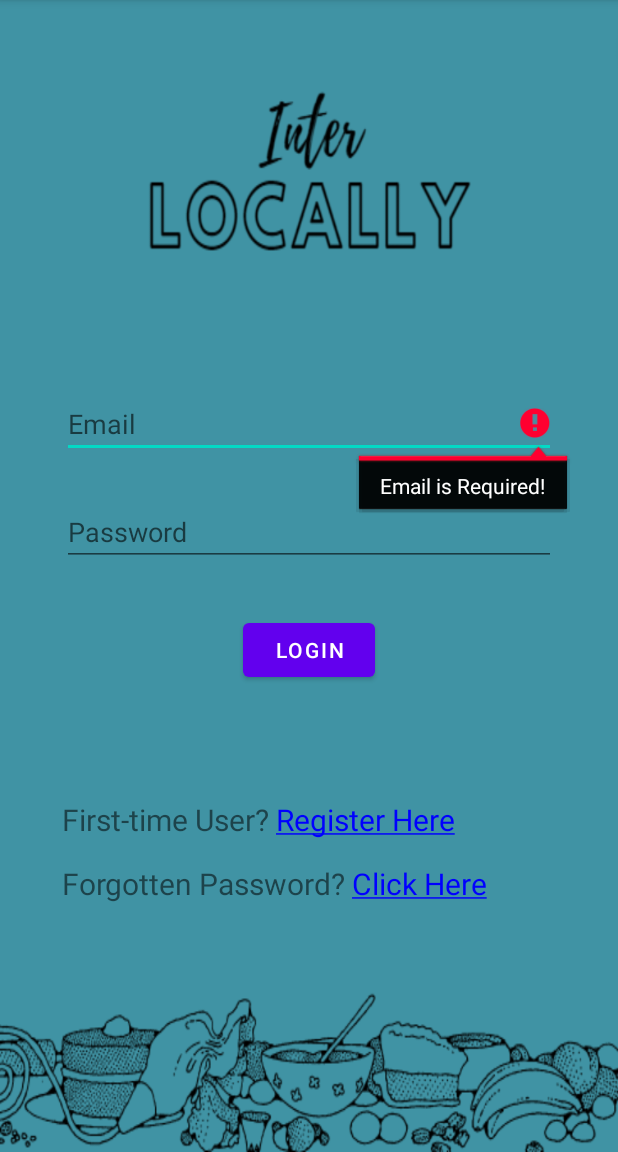
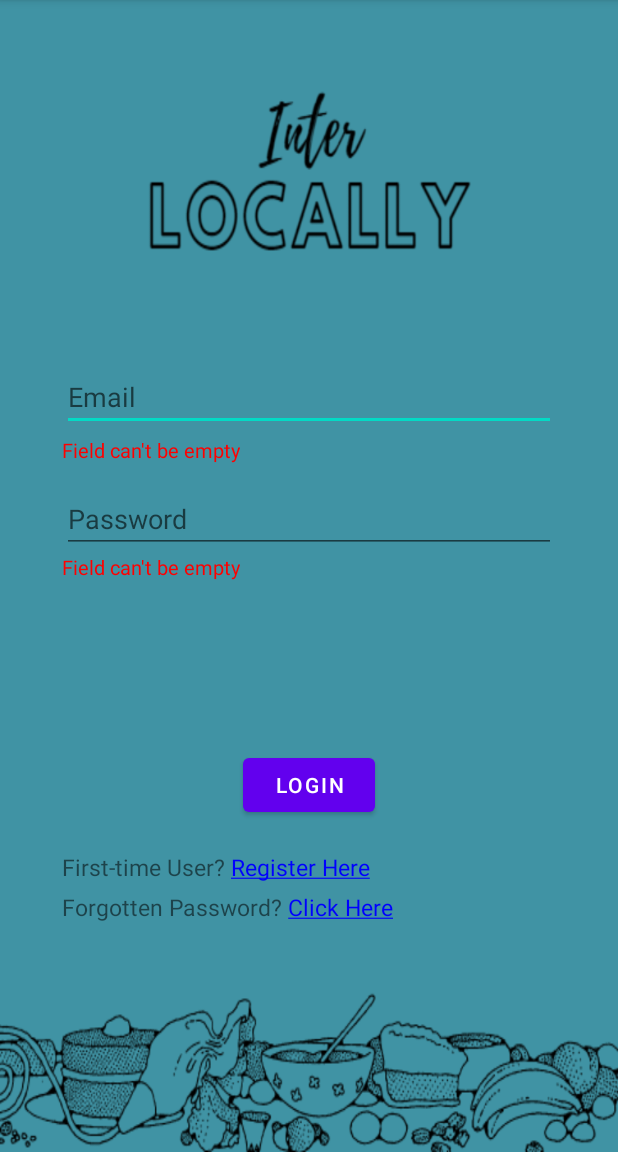
Before and after one commit to brunaminhos/Register-Login, an Android app: the Login screen opened directly, with no data from a screen before it, after a tap on "LOGIN", on a phone screen of 412 x 824 dp, the part 84-1236 px from its top. Run offline under Robolectric (Android 15) with nearby library versions, the phone set to English and light mode, and no system bars; our stand-ins replace Firebase (no records; nobody signed in at launch, a user with empty details on screens opened directly).

Commit message:
Error messages updated

```diff
--- a/app/src/main/java/com/n/interlocallyapp/Login.java
+++ b/app/src/main/java/com/n/interlocallyapp/Login.java
@@ -18,6 +18,7 @@ import android.text.TextPaint;
 import android.text.TextUtils;
 import android.text.method.LinkMovementMethod;
 import android.text.style.ClickableSpan;
+import android.util.Patterns;
 import android.view.View;
 import android.widget.Button;
 import android.widget.EditText;
@@ -34,11 +35,24 @@ import com.google.firebase.auth.FirebaseAuth;
 import java.io.IOException;
 import java.util.List;
 import java.util.Locale;
+import java.util.regex.Pattern;
 
 public class Login extends AppCompatActivity {
+    private static final Pattern PASSWORD_PATTERN =
+            Pattern.compile("^" +
+                    "(?=.*[0-9])" +         //at least 1 digit
+                    "(?=.*[a-z])" +         //at least 1 lower case letter
+                    "(?=.*[A-Z])" +         //at least 1 upper case letter
+                    "(?=.*[a-zA-Z])" +      //any letter
+                    "(?=.*[!@#$%^&+=])" +    //at least 1 special character
+                    ".{8,}" +               //at least 8 characters
+                    "$");
+
     EditText mEmail, mPassword;
     Button mLoginBtn;
     FirebaseAuth fAuth;
+
+    TextView passwordInput, emailInput;
 
     @Override
     protected void onCreate(Bundle savedInstanceState) {
@@ -51,6 +65,11 @@ public class Login extends AppCompatActivity {
         fAuth = FirebaseAuth.getInstance();
         mLoginBtn = findViewById(R.id.loginBtn);
 
+
+
+        passwordInput = findViewById(R.id.passwordInput);
+        emailInput = findViewById(R.id.emailInput);
+
         //validate the user input
         mLoginBtn.setOnClickListener(new View.OnClickListener() {
             @Override
@@ -58,18 +77,7 @@ public class Login extends AppCompatActivity {
                 String email = mEmail.getText().toString().trim();
                 String password = mPassword.getText().toString().trim();
 
-                // if the user enter an empty value for email or password,it will display an error message
-                if (TextUtils.isEmpty(email)) {
-                    mEmail.setError("Email is Required!");
-                    return;
-                }
-                if (TextUtils.isEmpty(password)) {
-                    mPassword.setError("Password is Required!");
-                    return;
-                }
-                //defining the length of password, if is less than 6 characters it will display an error message
-                if (password.length() < 6) {
-                    mPassword.setError("Password Must be equal to 6 characters");
+                if (!validateEmail(email) | !validatePassword(password)) {
                     return;
                 }
 
@@ -81,15 +89,12 @@ public class Login extends AppCompatActivity {
                             Toast.makeText(Login.this, "Logged in Successfully.", Toast.LENGTH_SHORT).show();
                             startActivity(new Intent(getApplicationContext(), MainActivity.class));
                         } else {
-                            Toast.makeText(Login.this, "Error! " + task.getException().getMessage(), Toast.LENGTH_SHORT).show();
-
+                            emailInput.setText(task.getException().getMessage());
                         }
-
                     }
                 });
             }
         });
-
 
         //Making TextView clickable
         TextView textRegister = findViewById(R.id.Register);
@@ -152,4 +157,38 @@ public class Login extends AppCompatActivity {
         textPassword.setMovementMethod(LinkMovementMethod.getInstance());
 
     }
+
+    private boolean validateEmail(String email) {
+
+        if (email.isEmpty()) {
+            emailInput.setText("Field can't be empty");//changes the selected item text to this
+            return false;
+        } else if (!Patterns.EMAIL_ADDRESS.matcher(email).matches()) {
+            emailInput.setText("Enter a valid email address Eg: user@user.com"); //changes the selected item text to this
+            return false;
+        } else {
+            emailInput.setText("");
+            return true;
+        }
+    }
+
+    private boolean validatePassword(String password) {
+
+        if (password.isEmpty()) {
+            passwordInput.setText("Field can't be empty");
+            return false;
+            //defining the length of password, if is less than 8 characters it will display an error message
+        } else if (!PASSWORD_PATTERN.matcher(password).matches()) {
+            passwordInput.setText("Password must have at least: \n" +
+                    "8 characters \n " +
+                    "One number \n" +
+                    "One upper case letter \n" +
+                    "One lower case letter \n" +
+                    "One special character (!@#$%^&+=)");
+            return false;
+        } else {
+            passwordInput.setText("");
+            return true;
+        }
+    }
 }
--- a/app/src/main/res/layout/activity_login.xml
+++ b/app/src/main/res/layout/activity_login.xml
@@ -53,14 +53,25 @@
         android:id="@+id/Email"
         android:layout_width="0dp"
         android:layout_height="wrap_content"
-        android:layout_marginTop="230dp"
+        android:layout_marginTop="215dp"
         android:inputType="textEmailAddress"
         android:hint="Email"
         android:textColor="#FFFFFF"
-        app:layout_constraintBottom_toTopOf="@+id/password"
+        app:layout_constraintBottom_toTopOf="@+id/emailInput"
         app:layout_constraintEnd_toEndOf="@id/guidelineRight"
         app:layout_constraintStart_toStartOf="@id/guidelineLeft"
         app:layout_constraintTop_toBottomOf="@id/guidelineTop" />
+
+    <TextView
+        android:id="@+id/emailInput"
+        android:layout_width="wrap_content"
+        android:layout_height="wrap_content"
+        android:textColor="#FF0000"
+        android:layout_marginBottom="10dp"
+        android:textSize="13sp"
+        app:layout_constraintBottom_toTopOf="@+id/password"
+        app:layout_constraintStart_toStartOf="@id/guidelineLeft"
+        app:layout_constraintTop_toBottomOf="@id/Email"/>
 
     <EditText
         android:id="@+id/password"
@@ -69,17 +80,26 @@
         android:layout_marginTop="20dp"
         android:inputType="textPassword"
         android:hint="Password"
-        android:textColor="#FFFFFF"
         app:layout_constraintEnd_toEndOf="@id/guidelineRight"
         app:layout_constraintStart_toStartOf="@id/guidelineLeft"
         app:layout_constraintTop_toBottomOf="@+id/Email"
         app:layout_constraintBottom_toBottomOf="@id/guideline"/>
 
+
+    <TextView
+        android:id="@+id/passwordInput"
+        android:layout_width="wrap_content"
+        android:layout_height="wrap_content"
+        android:textColor="#FF0000"
+        android:textSize="13sp"
+        app:layout_constraintStart_toStartOf="@id/guidelineLeft"
+        app:layout_constraintTop_toBottomOf="@id/password"/>
+
     <Button
         android:id="@+id/loginBtn"
         android:layout_width="wrap_content"
         android:layout_height="wrap_content"
-        android:layout_marginTop="25dp"
+        android:layout_marginTop="115dp"
         android:text="Login"
         app:layout_constraintEnd_toEndOf="@id/guidelineRight"
         app:layout_constraintStart_toStartOf="@id/guidelineLeft"
@@ -90,8 +110,8 @@
         android:layout_width="wrap_content"
         android:layout_height="wrap_content"
         android:text="First-time User? Register Here"
-        android:textSize="20sp"
-        android:layout_marginTop="75dp"
+        android:textSize="15sp"
+        android:layout_marginTop="20dp"
         app:layout_constraintStart_toStartOf="@id/guidelineLeft"
         app:layout_constraintTop_toBottomOf="@+id/loginBtn" />
 
@@ -99,13 +119,10 @@
         android:id="@+id/PasswordText"
         android:layout_width="wrap_content"
         android:layout_height="wrap_content"
-        android:layout_marginTop="15dp"
+        android:layout_marginTop="5dp"
         android:text="Forgotten Password? Click Here"
-        android:textSize="20sp"
+        android:textSize="15sp"
         app:layout_constraintStart_toStartOf="@id/guidelineLeft"
-        app:layout_constraintTop_toBottomOf="@+id/Register"
-        app:layout_constraintBottom_toBottomOf="@id/guidelineBottom"
-        app:layout_constraintVertical_bias="0.0" />
-
+        app:layout_constraintTop_toBottomOf="@+id/Register"/>
 
 </androidx.constraintlayout.widget.ConstraintLayout>
```
Also changed, not shown: app/src/main/java/com/n/interlocallyapp/Register.java (+65 -28 lines), app/src/main/res/layout/activity_register.xml (+36 -15 lines).
